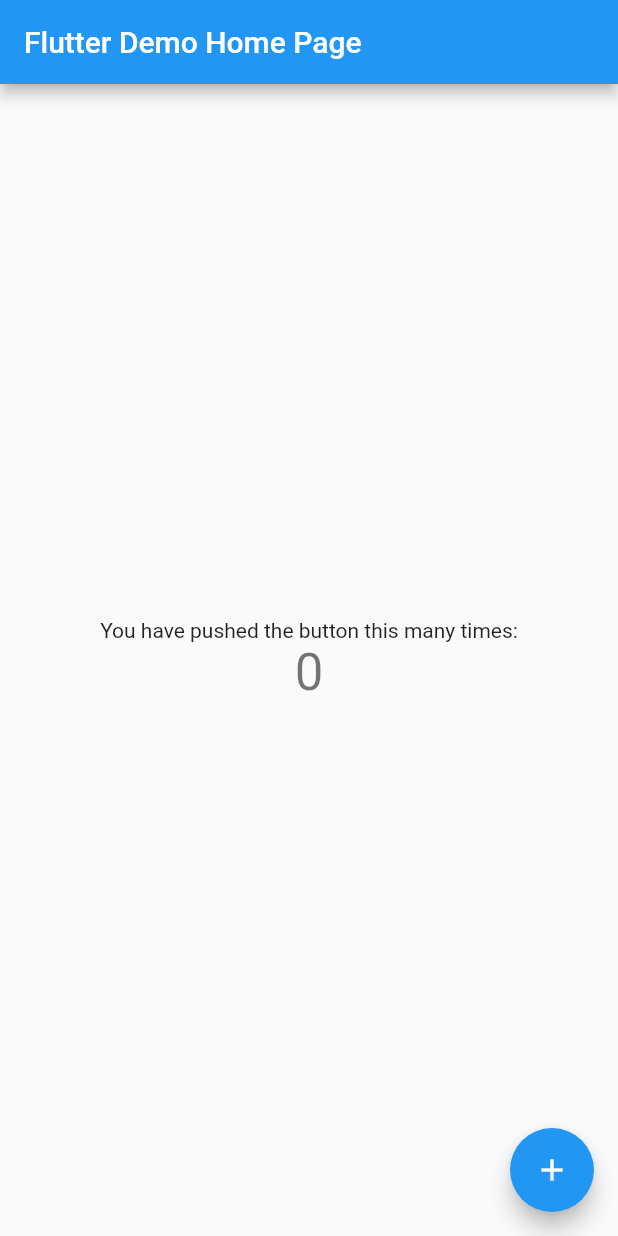
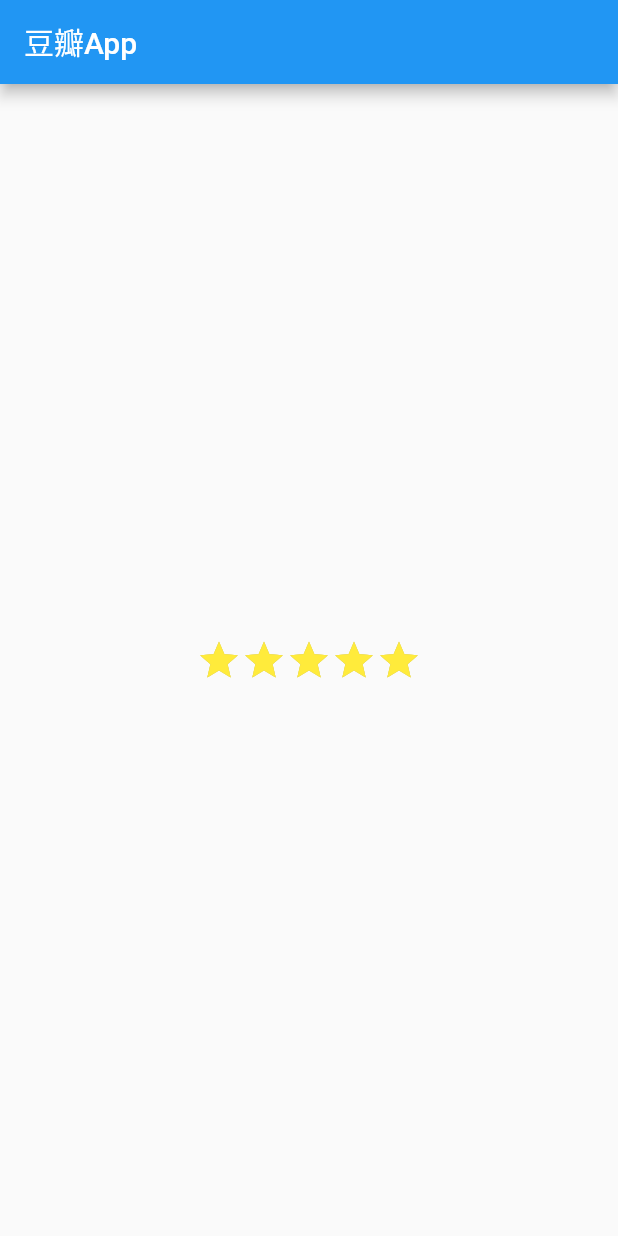
Before and after one commit to lessdome/flutter_douban, a Flutter app: the screen it shows after launch, on a phone screen of 412 x 824 dp. Run offline on Flutter 3.47's test engine with Material 2 defaults, Android fonts, the phone set to English and light mode, and no system bars.

Commit message:
评分组件的封装

```diff
--- a/lib/main.dart
+++ b/lib/main.dart
@@ -1,115 +1,37 @@
 import 'package:flutter/material.dart';
 
-void main() {
+import 'widgets/star_rating.dart';
+
+void main(List<String> args) {
   runApp(const MyApp());
 }
 
 class MyApp extends StatelessWidget {
   const MyApp({Key? key}) : super(key: key);
 
-  // This widget is the root of your application.
   @override
   Widget build(BuildContext context) {
     return MaterialApp(
-      title: 'Flutter Demo',
+      title: "豆瓣",
       theme: ThemeData(
-        // This is the theme of your application.
-        //
-        // Try running your application with "flutter run". You'll see the
-        // application has a blue toolbar. Then, without quitting the app, try
-        // changing the primarySwatch below to Colors.green and then invoke
-        // "hot reload" (press "r" in the console where you ran "flutter run",
-        // or simply save your changes to "hot reload" in a Flutter IDE).
-        // Notice that the counter didn't reset back to zero; the application
-        // is not restarted.
-        primarySwatch: Colors.blue,
-      ),
-      home: const MyHomePage(title: 'Flutter Demo Home Page'),
+          primarySwatch: Colors.blue, splashColor: Colors.transparent),
+      home: const HYHomePage(),
     );
   }
 }
 
-class MyHomePage extends StatefulWidget {
-  const MyHomePage({Key? key, required this.title}) : super(key: key);
-
-  // This widget is the home page of your application. It is stateful, meaning
-  // that it has a State object (defined below) that contains fields that affect
-  // how it looks.
-
-  // This class is the configuration for the state. It holds the values (in this
-  // case the title) provided by the parent (in this case the App widget) and
-  // used by the build method of the State. Fields in a Widget subclass are
-  // always marked "final".
-
-  final String title;
-
-  @override
-  State<MyHomePage> createState() => _MyHomePageState();
-}
-
-class _MyHomePageState extends State<MyHomePage> {
-  int _counter = 0;
-
-  void _incrementCounter() {
-    setState(() {
-      // This call to setState tells the Flutter framework that something has
-      // changed in this State, which causes it to rerun the build method below
-      // so that the display can reflect the updated values. If we changed
-      // _counter without calling setState(), then the build method would not be
-      // called again, and so nothing would appear to happen.
-      _counter++;
-    });
-  }
+class HYHomePage extends StatelessWidget {
+  const HYHomePage({Key? key}) : super(key: key);
 
   @override
   Widget build(BuildContext context) {
-    // This method is rerun every time setState is called, for instance as done
-    // by the _incrementCounter method above.
-    //
-    // The Flutter framework has been optimized to make rerunning build methods
-    // fast, so that you can just rebuild anything that needs updating rather
-    // than having to individually change instances of widgets.
     return Scaffold(
-      appBar: AppBar(
-        // Here we take the value from the MyHomePage object that was created by
-        // the App.build method, and use it to set our appbar title.
-        title: Text(widget.title),
-      ),
-      body: Center(
-        // Center is a layout widget. It takes a single child and positions it
-        // in the middle of the parent.
-        child: Column(
-          // Column is also a layout widget. It takes a list of children and
-          // arranges them vertically. By default, it sizes itself to fit its
-          // children horizontally, and tries to be as tall as its parent.
-          //
-          // Invoke "debug painting" (press "p" in the console, choose the
-          // "Toggle Debug Paint" action from the Flutter Inspector in Android
-          // Studio, or the "Toggle Debug Paint" command in Visual Studio Code)
-          // to see the wireframe for each widget.
-          //
-          // Column has various properties to control how it sizes itself and
-          // how it positions its children. Here we use mainAxisAlignment to
-          // center the children vertically; the main axis here is the vertical
-          // axis because Columns are vertical (the cross axis would be
-          // horizontal).
-          mainAxisAlignment: MainAxisAlignment.center,
-          children: <Widget>[
-            const Text(
-              'You have pushed the button this many times:',
-            ),
-            Text(
-              '$_counter',
-              style: Theme.of(context).textTheme.headline4,
-            ),
-          ],
-        ),
-      ),
-      floatingActionButton: FloatingActionButton(
-        onPressed: _incrementCounter,
-        tooltip: 'Increment',
-        child: const Icon(Icons.add),
-      ), // This trailing comma makes auto-formatting nicer for build methods.
+      appBar: AppBar(title: const Text("豆瓣App")),
+      body: const Center(
+          child: StarRating(
+        rating: 11,
+        count: 5,
+      )),
     );
   }
 }
--- /dev/null
+++ b/lib/widgets/generate_icons.dart
@@ -0,0 +1,12 @@
+import 'package:flutter/material.dart';
+
+// 生成Icons列表
+List<Widget> generateIcons(
+        int count, double size, Color color, IconData icons) =>
+    List.generate(
+        count,
+        (index) => Icon(
+              icons,
+              size: size,
+              color: color,
+            ));
--- /dev/null
+++ b/lib/widgets/star_rating.dart
@@ -0,0 +1,79 @@
+import 'package:flutter/material.dart';
+
+import 'generate_icons.dart';
+import 'width_clipper.dart';
+
+class StarRating extends StatefulWidget {
+  final double rating;
+  final double maxRating;
+  final int count;
+  final double size;
+  final Color unselectedColor;
+  final Color selectedColor;
+  const StarRating(
+      {Key? key,
+      required this.rating,
+      this.maxRating = 10,
+      this.count = 5,
+      this.size = 30,
+      this.unselectedColor = Colors.grey,
+      this.selectedColor = Colors.yellow})
+      : super(key: key);
+
+  @override
+  State<StarRating> createState() => _StarRatingState();
+}
+
+class _StarRatingState extends State<StarRating> {
+  @override
+  Widget build(BuildContext context) {
+    return Stack(
+      children: [
+        Row(
+          mainAxisSize: MainAxisSize.min,
+          children: buildUnselectedStar(),
+        ),
+        Row(mainAxisSize: MainAxisSize.min, children: buildSelectedStar())
+      ],
+    );
+  }
+
+  // 没有启用的star
+  List<Widget> buildUnselectedStar() => generateIcons(
+      widget.count, widget.size, widget.unselectedColor, Icons.star_border);
+
+  // 启用的star
+  List<Widget> buildSelectedStar() {
+    // 1. 创建 stars
+    List<Widget> stars = [];
+
+    // 2. 构建满的 star
+    double oneValue = widget.maxRating / widget.count;
+    int entries = (widget.rating / oneValue).floor();
+
+    stars =
+        generateIcons(entries, widget.size, widget.selectedColor, Icons.star);
+
+    // 3. 构建部分填充 star
+    Icon star = Icon(
+      Icons.star,
+      color: widget.selectedColor,
+      size: widget.size,
+    );
+
+    double clipperWidth = ((widget.rating / oneValue) - entries) * widget.size;
+
+    ClipRect halfStar = ClipRect(
+      clipper: WidthCliper(clipperWidth),
+      child: star,
+    );
+
+    stars.add(halfStar);
+
+    if (stars.length > widget.count) {
+      stars = stars.sublist(0, widget.count);
+    }
+
+    return stars;
+  }
+}
--- /dev/null
+++ b/lib/widgets/width_clipper.dart
@@ -0,0 +1,17 @@
+import 'package:flutter/material.dart';
+
+// 裁剪类
+class WidthCliper extends CustomClipper<Rect> {
+  final double width;
+  WidthCliper(this.width) : super();
+
+  @override
+  Rect getClip(Size size) {
+    return Rect.fromLTRB(0, 0, width, size.height);
+  }
+
+  @override
+  bool shouldReclip(WidthCliper oldClipper) {
+    return oldClipper.width != width;
+  }
+}
```
